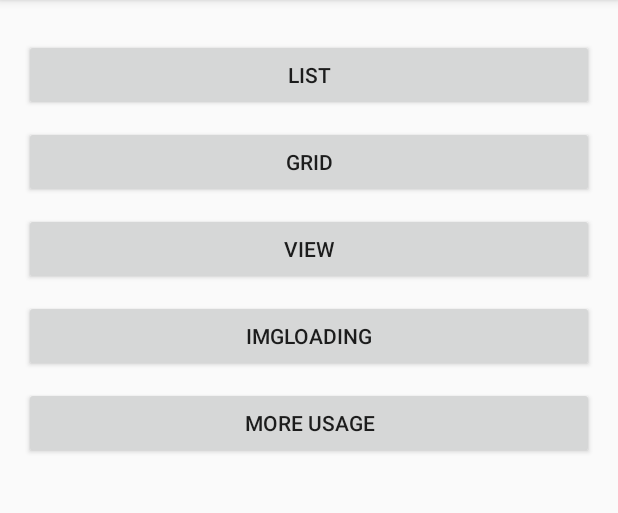
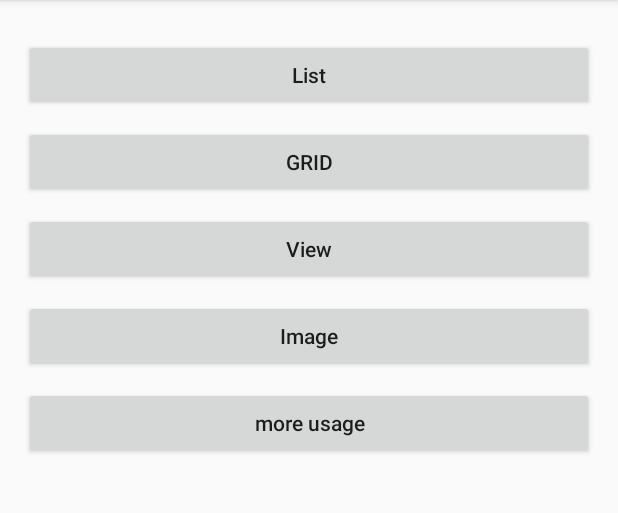
Before and after one commit to ethanhua/Skeleton, an Android app: the screen it shows after launch (MainActivity), on a phone screen of 412 x 824 dp, the part 84-597 px from its top. Run offline under Robolectric (Android 15) with nearby library versions, the phone set to English and light mode, and no system bars.

Commit message:
update to v0.2.2

```diff
--- a/library/build.gradle
+++ b/library/build.gradle
@@ -7,8 +7,8 @@ android {
     defaultConfig {
         minSdkVersion 15
         targetSdkVersion 25
-        versionCode 4
-        versionName "0.2.1"
+        versionCode 5
+        versionName "0.2.2"
 
         testInstrumentationRunner "android.support.test.runner.AndroidJUnitRunner"
 
@@ -35,7 +35,7 @@ publish {
     userOrg = 'ethanhua'
     groupId = 'com.ethanhua'
     artifactId = 'skeleton'
-    publishVersion = '0.2.1'
+    publishVersion = '0.2.2'
     bintrayUser = 'ethanhua'
     bintrayKey = ''
     desc = 'a library provider a easy way to show skeleton loading view'
--- a/library/src/main/java/com/ethanhua/skeleton/ViewReplacer.java
+++ b/library/src/main/java/com/ethanhua/skeleton/ViewReplacer.java
@@ -18,11 +18,13 @@ public class ViewReplacer {
     private ViewGroup mSourceParentView;
     private ViewGroup.LayoutParams mSourceViewLayoutParams;
     private int mSourceViewIndexInParent = 0;
+    private int mSourceViewId;
 
     public ViewReplacer(View sourceView) {
         mSourceView = sourceView;
         mSourceViewLayoutParams = mSourceView.getLayoutParams();
         mCurrentView = mSourceView;
+        mSourceViewId = mSourceView.getId();
     }
 
 
@@ -46,6 +48,7 @@ public class ViewReplacer {
         if (init()) {
             mTargetView = targetView;
             mSourceParentView.removeView(mCurrentView);
+            mTargetView.setId(mSourceViewId);
             mSourceParentView.addView(mTargetView, mSourceViewIndexInParent, mSourceViewLayoutParams);
             mCurrentView = mTargetView;
         }
@@ -56,6 +59,8 @@ public class ViewReplacer {
             mSourceParentView.removeView(mCurrentView);
             mSourceParentView.addView(mSourceView, mSourceViewIndexInParent, mSourceViewLayoutParams);
             mCurrentView = mSourceView;
+            mTargetView = null;
+            mTargetViewResID = -1;
         }
     }
 
--- a/sample/build.gradle
+++ b/sample/build.gradle
@@ -7,8 +7,8 @@ android {
         applicationId "com.ethanhua.skeleton.sample"
         minSdkVersion 15
         targetSdkVersion 25
-        versionCode 4
-        versionName "0.2.1"
+        versionCode 5
+        versionName "0.2.2"
         testInstrumentationRunner "android.support.test.runner.AndroidJUnitRunner"
     }
     buildTypes {
--- a/sample/src/main/res/layout/activity_main.xml
+++ b/sample/src/main/res/layout/activity_main.xml
@@ -11,6 +11,7 @@
     <Button
         android:id="@+id/btn_list"
         android:layout_marginTop="10dp"
+        android:textAllCaps="false"
         android:layout_width="match_parent"
         android:layout_height="wrap_content"
         android:text="List"
@@ -25,20 +26,23 @@
     <Button
         android:id="@+id/btn_view"
         android:layout_marginTop="10dp"
-        android:text="view"
+        android:text="View"
+        android:textAllCaps="false"
         android:layout_width="match_parent"
         android:layout_height="wrap_content" />
 
     <Button
         android:id="@+id/btn_Imgloading"
         android:layout_marginTop="10dp"
-        android:text="imgloading"
+        android:text="Image"
+        android:textAllCaps="false"
         android:layout_width="match_parent"
         android:layout_height="wrap_content" />
     <Button
         android:id="@+id/btn_status"
         android:layout_width="match_parent"
         android:layout_marginTop="10dp"
+        android:textAllCaps="false"
         android:text="more usage"
         android:layout_height="wrap_content" />
 </LinearLayout>
--- a/sample/src/main/res/layout/activity_status_view.xml
+++ b/sample/src/main/res/layout/activity_status_view.xml
@@ -11,6 +11,7 @@
         android:layout_width="wrap_content"
         android:layout_height="wrap_content"
         android:text="loading"
+        android:textAllCaps="false"
         app:layout_constraintLeft_toLeftOf="parent"
         app:layout_constraintRight_toLeftOf="@+id/btn_error"
         app:layout_constraintTop_toTopOf="parent" />
@@ -20,6 +21,7 @@
         android:layout_width="wrap_content"
         android:layout_height="wrap_content"
         android:text="error"
+        android:textAllCaps="false"
         app:layout_constraintLeft_toRightOf="@+id/btn_loading"
         app:layout_constraintRight_toLeftOf="@+id/btn_empty"
         app:layout_constraintTop_toTopOf="@+id/btn_loading" />
@@ -29,12 +31,14 @@
         android:layout_width="wrap_content"
         android:layout_height="wrap_content"
         android:text="empty"
+        android:textAllCaps="false"
         app:layout_constraintLeft_toRightOf="@+id/btn_error"
         app:layout_constraintRight_toLeftOf="@+id/btn_content"
         app:layout_constraintTop_toTopOf="@+id/btn_loading" />
     <Button
         android:id="@+id/btn_content"
         android:text="content"
+        android:textAllCaps="false"
         app:layout_constraintLeft_toRightOf="@+id/btn_empty"
         app:layout_constraintTop_toTopOf="@+id/btn_loading"
         app:layout_constraintRight_toRightOf="parent"
@@ -53,7 +57,7 @@
         <TextView
             android:id="@+id/tv_content"
             android:layout_width="wrap_content"
-            android:text="welcome! hope that is useful to you"
+            android:text="this is content view"
             android:layout_gravity="center"
             android:layout_height="wrap_content" />
     </FrameLayout>
--- a/sample/src/main/res/layout/layout_empty_view.xml
+++ b/sample/src/main/res/layout/layout_empty_view.xml
@@ -1,7 +1,7 @@
 <?xml version="1.0" encoding="utf-8"?>
 <TextView
     xmlns:android="http://schemas.android.com/apk/res/android"
-    android:text="暂无数据"
+    android:text="this is empty view"
     android:layout_gravity="center"
     android:gravity="center"
     android:layout_width="wrap_content"
--- a/sample/src/main/res/layout/layout_error.xml
+++ b/sample/src/main/res/layout/layout_error.xml
@@ -1,8 +1,8 @@
 <?xml version="1.0" encoding="utf-8"?>
 <TextView xmlns:android="http://schemas.android.com/apk/res/android"
     android:id="@+id/txt_search"
+    android:layout_width="wrap_content"
+    android:layout_height="wrap_content"
     android:layout_gravity="center"
     android:onClick="gotoSet"
-    android:layout_width="wrap_content"
-    android:layout_height="wrap_content"
-    android:text="网络不给力，请检查网络设置" />
+    android:text="something wrong，please check network setting" />
```
Also changed, not shown: 1 other file.
